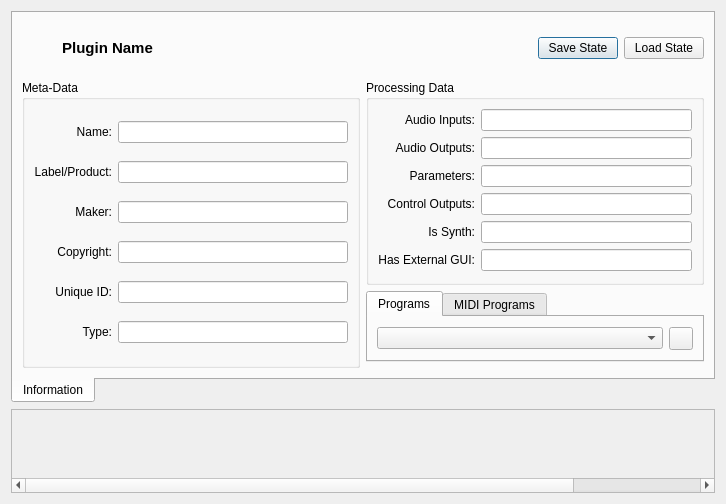
This is resources/ui/carla_edit.ui in falkTX/Carla as Qt 5 draws it before an edit. The edited form follows.
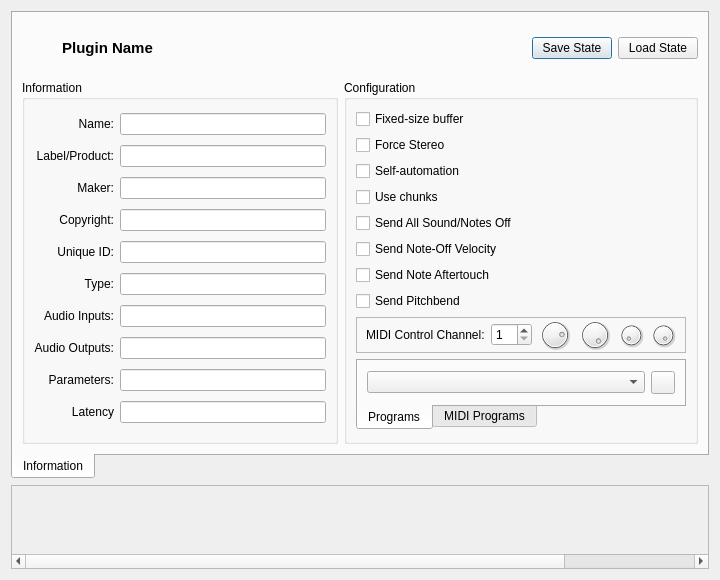
This is the edited form. Icons and pictures are not drawn. Custom widgets are drawn as their Qt base class.

What changed in the file:
```diff
--- a/resources/ui/carla_edit.ui
+++ b/resources/ui/carla_edit.ui
@@ -6,8 +6,8 @@
    <rect>
     <x>0</x>
     <y>0</y>
-    <width>726</width>
-    <height>476</height>
+    <width>720</width>
+    <height>550</height>
    </rect>
   </property>
   <property name="windowTitle">
@@ -22,11 +22,11 @@
      <property name="currentIndex">
       <number>0</number>
      </property>
-     <widget class="QWidget" name="tab_params">
+     <widget class="QWidget" name="tabInfo">
       <attribute name="title">
        <string>Information</string>
       </attribute>
-      <layout class="QGridLayout" name="gridLayout_3">
+      <layout class="QGridLayout" name="gridLayout_2">
        <item row="0" column="0" colspan="2">
         <layout class="QHBoxLayout" name="horizontalLayout">
          <item>
@@ -101,7 +101,7 @@
          </item>
         </layout>
        </item>
-       <item row="1" column="0" rowspan="3">
+       <item row="1" column="0">
         <widget class="QGroupBox" name="group_meta">
          <property name="sizePolicy">
           <sizepolicy hsizetype="Preferred" vsizetype="Expanding">
@@ -110,21 +110,28 @@
           </sizepolicy>
          </property>
          <property name="title">
-          <string>Meta-Data</string>
+          <string>Information</string>
          </property>
          <layout class="QGridLayout" name="gridLayout">
-          <item row="0" column="0">
-           <widget class="QLabel" name="label_real_name">
+          <item row="4" column="0">
+           <widget class="QLabel" name="label_unique_id">
             <property name="text">
-             <string>Name:</string>
+             <string>Unique ID:</string>
             </property>
             <property name="alignment">
              <set>Qt::AlignRight|Qt::AlignTrailing|Qt::AlignVCenter</set>
             </property>
            </widget>
           </item>
-          <item row="0" column="1">
-           <widget class="QLineEdit" name="le_name">
+          <item row="3" column="1">
+           <widget class="QLineEdit" name="le_copyright">
+            <property name="readOnly">
+             <bool>true</bool>
+            </property>
+           </widget>
+          </item>
+          <item row="2" column="1">
+           <widget class="QLineEdit" name="le_maker">
             <property name="readOnly">
              <bool>true</bool>
             </property>
@@ -140,6 +147,30 @@
             </property>
            </widget>
           </item>
+          <item row="0" column="1">
+           <widget class="QLineEdit" name="le_name">
+            <property name="readOnly">
+             <bool>true</bool>
+            </property>
+           </widget>
+          </item>
+          <item row="5" column="0">
+           <widget class="QLabel" name="label_type">
+            <property name="text">
+             <string>Type:</string>
+            </property>
+            <property name="alignment">
+             <set>Qt::AlignRight|Qt::AlignTrailing|Qt::AlignVCenter</set>
+            </property>
+           </widget>
+          </item>
+          <item row="8" column="1">
+           <widget class="QLineEdit" name="le_params">
+            <property name="readOnly">
+             <bool>true</bool>
+            </property>
+           </widget>
+          </item>
           <item row="1" column="1">
            <widget class="QLineEdit" name="le_label">
             <property name="readOnly">
@@ -157,8 +188,8 @@
             </property>
            </widget>
           </item>
-          <item row="2" column="1">
-           <widget class="QLineEdit" name="le_maker">
+          <item row="4" column="1">
+           <widget class="QLineEdit" name="le_unique_id">
             <property name="readOnly">
              <bool>true</bool>
             </property>
@@ -174,34 +205,10 @@
             </property>
            </widget>
           </item>
-          <item row="3" column="1">
-           <widget class="QLineEdit" name="le_copyright">
-            <property name="readOnly">
-             <bool>true</bool>
-            </property>
-           </widget>
-          </item>
-          <item row="4" column="0">
-           <widget class="QLabel" name="label_unique_id">
+          <item row="0" column="0">
+           <widget class="QLabel" name="label_real_name">
             <property name="text">
-             <string>Unique ID:</string>
-            </property>
-            <property name="alignment">
-             <set>Qt::AlignRight|Qt::AlignTrailing|Qt::AlignVCenter</set>
-            </property>
-           </widget>
-          </item>
-          <item row="4" column="1">
-           <widget class="QLineEdit" name="le_unique_id">
-            <property name="readOnly">
-             <bool>true</bool>
-            </property>
-           </widget>
-          </item>
-          <item row="5" column="0">
-           <widget class="QLabel" name="label_type">
-            <property name="text">
-             <string>Type:</string>
+             <string>Name:</string>
             </property>
             <property name="alignment">
              <set>Qt::AlignRight|Qt::AlignTrailing|Qt::AlignVCenter</set>
@@ -215,22 +222,21 @@
             </property>
            </widget>
           </item>
-         </layout>
-        </widget>
-       </item>
-       <item row="1" column="1">
-        <widget class="QGroupBox" name="group_proc">
-         <property name="sizePolicy">
-          <sizepolicy hsizetype="Preferred" vsizetype="Expanding">
-           <horstretch>0</horstretch>
-           <verstretch>0</verstretch>
-          </sizepolicy>
-         </property>
-         <property name="title">
-          <string>Processing Data</string>
-         </property>
-         <layout class="QGridLayout" name="gridLayout_2">
-          <item row="0" column="0">
+          <item row="7" column="1">
+           <widget class="QLineEdit" name="le_aouts">
+            <property name="readOnly">
+             <bool>true</bool>
+            </property>
+           </widget>
+          </item>
+          <item row="6" column="1">
+           <widget class="QLineEdit" name="le_ains">
+            <property name="readOnly">
+             <bool>true</bool>
+            </property>
+           </widget>
+          </item>
+          <item row="6" column="0">
            <widget class="QLabel" name="label_ains">
             <property name="text">
              <string>Audio Inputs:</string>
@@ -240,14 +246,7 @@
             </property>
            </widget>
           </item>
-          <item row="0" column="1">
-           <widget class="QLineEdit" name="le_ains">
-            <property name="readOnly">
-             <bool>true</bool>
-            </property>
-           </widget>
-          </item>
-          <item row="1" column="0">
+          <item row="7" column="0">
            <widget class="QLabel" name="label_aouts">
             <property name="text">
              <string>Audio Outputs:</string>
@@ -257,14 +256,7 @@
             </property>
            </widget>
           </item>
-          <item row="1" column="1">
-           <widget class="QLineEdit" name="le_aouts">
-            <property name="readOnly">
-             <bool>true</bool>
-            </property>
-           </widget>
-          </item>
-          <item row="2" column="0">
+          <item row="8" column="0">
            <widget class="QLabel" name="label_params">
             <property name="text">
              <string>Parameters:</string>
@@ -274,68 +266,242 @@
             </property>
            </widget>
           </item>
-          <item row="2" column="1">
-           <widget class="QLineEdit" name="le_params">
+          <item row="9" column="0">
+           <widget class="QLabel" name="label_latency">
+            <property name="text">
+             <string>Latency</string>
+            </property>
+            <property name="alignment">
+             <set>Qt::AlignRight|Qt::AlignTrailing|Qt::AlignVCenter</set>
+            </property>
+           </widget>
+          </item>
+          <item row="9" column="1">
+           <widget class="QLineEdit" name="le_latency">
             <property name="readOnly">
              <bool>true</bool>
             </property>
            </widget>
           </item>
-          <item row="4" column="0">
-           <widget class="QLabel" name="label_is_synth">
+         </layout>
+        </widget>
+       </item>
+       <item row="1" column="1">
+        <widget class="QGroupBox" name="groupBox">
+         <property name="title">
+          <string>Configuration</string>
+         </property>
+         <layout class="QVBoxLayout" name="verticalLayout_2">
+          <item>
+           <widget class="QCheckBox" name="checkBox">
             <property name="text">
-             <string>Is Synth:</string>
+             <string>Fixed-size buffer</string>
             </property>
-            <property name="alignment">
-             <set>Qt::AlignRight|Qt::AlignTrailing|Qt::AlignVCenter</set>
+           </widget>
+          </item>
+          <item>
+           <widget class="QCheckBox" name="checkBox_2">
+            <property name="text">
+             <string>Force Stereo</string>
             </property>
            </widget>
           </item>
-          <item row="4" column="1">
-           <widget class="QLineEdit" name="le_is_synth">
-            <property name="readOnly">
-             <bool>true</bool>
+          <item>
+           <widget class="QCheckBox" name="checkBox_3">
+            <property name="text">
+             <string>Self-automation</string>
             </property>
            </widget>
           </item>
-          <item row="5" column="0">
-           <widget class="QLabel" name="label_has_gui">
+          <item>
+           <widget class="QCheckBox" name="checkBox_4">
             <property name="text">
-             <string>Has External GUI:</string>
+             <string>Use chunks</string>
             </property>
-            <property name="alignment">
-             <set>Qt::AlignRight|Qt::AlignTrailing|Qt::AlignVCenter</set>
+           </widget>
+          </item>
+          <item>
+           <widget class="QCheckBox" name="checkBox_5">
+            <property name="text">
+             <string>Send All Sound/Notes Off</string>
             </property>
            </widget>
           </item>
-          <item row="5" column="1">
-           <widget class="QLineEdit" name="le_has_gui">
-            <property name="readOnly">
-             <bool>true</bool>
+          <item>
+           <widget class="QCheckBox" name="checkBox_6">
+            <property name="text">
+             <string>Send Note-Off Velocity</string>
             </property>
            </widget>
           </item>
-          <item row="3" column="1">
-           <widget class="QLineEdit" name="le_couts">
-            <property name="readOnly">
-             <bool>true</bool>
+          <item>
+           <widget class="QCheckBox" name="checkBox_7">
+            <property name="text">
+             <string>Send Note Aftertouch</string>
             </property>
            </widget>
           </item>
-          <item row="3" column="0">
-           <widget class="QLabel" name="label_couts">
+          <item>
+           <widget class="QCheckBox" name="checkBox_8">
             <property name="text">
-             <string>Control Outputs:</string>
+             <string>Send Pitchbend</string>
             </property>
-            <property name="alignment">
-             <set>Qt::AlignRight|Qt::AlignTrailing|Qt::AlignVCenter</set>
+           </widget>
+          </item>
+          <item>
+           <widget class="QFrame" name="frame">
+            <property name="frameShape">
+             <enum>QFrame::StyledPanel</enum>
             </property>
-           </widget>
-          </item>
+            <property name="frameShadow">
+             <enum>QFrame::Raised</enum>
+            </property>
+            <layout class="QHBoxLayout" name="horizontalLayout_5">
+             <property name="topMargin">
+              <number>0</number>
+             </property>
+             <property name="bottomMargin">
+              <number>0</number>
+             </property>
+             <item>
+              <widget class="QLabel" name="label_5">
+               <property name="text">
+                <string>MIDI Control Channel:</string>
+               </property>
+              </widget>
+             </item>
+             <item>
+              <widget class="QSpinBox" name="spinBox">
+               <property name="minimum">
+                <number>1</number>
+               </property>
+               <property name="maximum">
+                <number>16</number>
+               </property>
+              </widget>
+             </item>
+             <item>
+              <widget class="PixmapDial" name="dial_vol">
+               <property name="minimumSize">
+                <size>
+                 <width>34</width>
+                 <height>34</height>
+                </size>
+               </property>
+               <property name="maximumSize">
+                <size>
+                 <width>34</width>
+                 <height>34</height>
+                </size>
+               </property>
+               <property name="contextMenuPolicy">
+                <enum>Qt::CustomContextMenu</enum>
+               </property>
+               <property name="statusTip">
+                <string>Output volume (100%)</string>
+               </property>
+               <property name="maximum">
+                <number>1270</number>
+               </property>
+               <property name="value">
+                <number>1000</number>
+               </property>
+              </widget>
+             </item>
+             <item>
+              <widget class="PixmapDial" name="dial_drywet">
+               <property name="minimumSize">
+                <size>
+                 <width>34</width>
+                 <height>34</height>
+                </size>
+               </property>
+               <property name="maximumSize">
+                <size>
+                 <width>34</width>
+                 <height>34</height>
+                </size>
+               </property>
+               <property name="contextMenuPolicy">
+                <enum>Qt::CustomContextMenu</enum>
+               </property>
+               <property name="statusTip">
+                <string>Output dry/wet (100%)</string>
+               </property>
+               <property name="maximum">
+                <number>1000</number>
+               </property>
+               <property name="value">
+                <number>1000</number>
+               </property>
+              </widget>
+             </item>
+             <item>
+              <widget class="PixmapDial" name="dial_b_left">
+               <property name="minimumSize">
+                <size>
+                 <width>26</width>
+                 <height>26</height>
+                </size>
+               </property>
+               <property name="maximumSize">
+                <size>
+                 <width>26</width>
+                 <height>26</height>
+                </size>
+               </property>
+               <property name="contextMenuPolicy">
+                <enum>Qt::CustomContextMenu</enum>
+               </property>
+               <property name="statusTip">
+                <string>Balance Left (0%)</string>
+               </property>
+               <property name="minimum">
+                <number>-1000</number>
+               </property>
+               <property name="maximum">
+                <number>1000</number>
+               </property>
+               <property name="value">
+                <number>-1000</number>
+               </property>
+              </widget>
+             </item>
+             <item>
+              <widget class="PixmapDial" name="dial_b_right">
+               <property name="minimumSize">
+                <size>
+                 <width>26</width>
+                 <height>26</height>
+                </size>
+               </property>
+               <property name="maximumSize">
+                <size>
+                 <width>26</width>
+                 <height>26</height>
+                </size>
+               </property>
+               <property name="contextMenuPolicy">
+                <enum>Qt::CustomContextMenu</enum>
+               </property>
+               <property name="statusTip">
+                <string>Balance Right (0%)</string>
+               </property>
+               <property name="minimum">
+                <number>-1000</number>
+               </property>
+               <property name="maximum">
+                <number>1000</number>
+               </property>
+               <property name="value">
+                <number>1000</number>
+               </property>
+              </widget>
+             </item>
          </layout>
         </widget>
        </item>
-       <item row="2" column="1">
+          <item>
         <widget class="QTabWidget" name="tab_programs">
          <property name="sizePolicy">
           <sizepolicy hsizetype="Expanding" vsizetype="Preferred">
@@ -343,6 +509,9 @@
            <verstretch>0</verstretch>
           </sizepolicy>
          </property>
+            <property name="tabPosition">
+             <enum>QTabWidget::South</enum>
+            </property>
          <property name="currentIndex">
           <number>0</number>
          </property>
@@ -390,6 +559,22 @@
          </widget>
         </widget>
        </item>
+          <item>
+           <spacer name="verticalSpacer">
+            <property name="orientation">
+             <enum>Qt::Vertical</enum>
+            </property>
+            <property name="sizeHint" stdset="0">
+             <size>
+              <width>20</width>
+              <height>40</height>
+             </size>
+            </property>
+           </spacer>
+          </item>
+         </layout>
+        </widget>
+       </item>
       </layout>
      </widget>
     </widget>
@@ -486,6 +671,11 @@
    <header>pixmapkeyboard.h</header>
    <container>1</container>
   </customwidget>
+  <customwidget>
+   <class>PixmapDial</class>
+   <extends>QDial</extends>
+   <header>pixmapdial.h</header>
+  </customwidget>
  </customwidgets>
  <resources>
   <include location="../resources.qrc"/>
```
Lines whose indentation alone changed are shown as unchanged.
